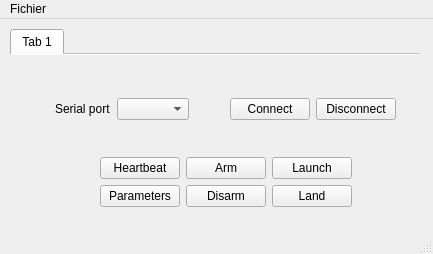
TheMrNomis/qDroneShow, file mainwindow.ui: the form before one commit.
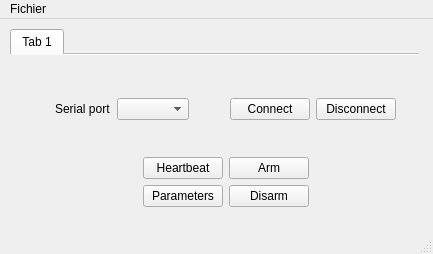
The form after the commit.

Patch:
```diff
--- a/mainwindow.ui
+++ b/mainwindow.ui
@@ -150,13 +150,6 @@
           </item>
           <item>
            <layout class="QGridLayout" name="LayoutAction">
-            <item row="1" column="3">
-             <widget class="QPushButton" name="ButtonLand">
-              <property name="text">
-               <string>Land</string>
-              </property>
-             </widget>
-            </item>
             <item row="0" column="2">
              <widget class="QPushButton" name="ButtonArm">
               <property name="text">
@@ -164,19 +157,6 @@
               </property>
              </widget>
             </item>
-            <item row="0" column="4">
-             <spacer name="horizontalSpacer_4">
-              <property name="orientation">
-               <enum>Qt::Horizontal</enum>
-              </property>
-              <property name="sizeHint" stdset="0">
-               <size>
-                <width>40</width>
-                <height>20</height>
-               </size>
-              </property>
-             </spacer>
-            </item>
             <item row="0" column="0">
              <spacer name="horizontalSpacer_3">
               <property name="orientation">
@@ -210,13 +190,6 @@
               </property>
              </widget>
             </item>
-            <item row="0" column="3">
-             <widget class="QPushButton" name="ButtonLaunch">
-              <property name="text">
-               <string>Launch</string>
-              </property>
-             </widget>
-            </item>
             <item row="0" column="1">
              <widget class="QPushButton" name="ButtonHeartbeat">
               <property name="text">
@@ -231,6 +204,19 @@
               </property>
              </widget>
             </item>
+            <item row="0" column="3">
+             <spacer name="horizontalSpacer_4">
+              <property name="orientation">
+               <enum>Qt::Horizontal</enum>
+              </property>
+              <property name="sizeHint" stdset="0">
+               <size>
+                <width>40</width>
+                <height>20</height>
+               </size>
+              </property>
+             </spacer>
+            </item>
            </layout>
           </item>
          </layout>
```
